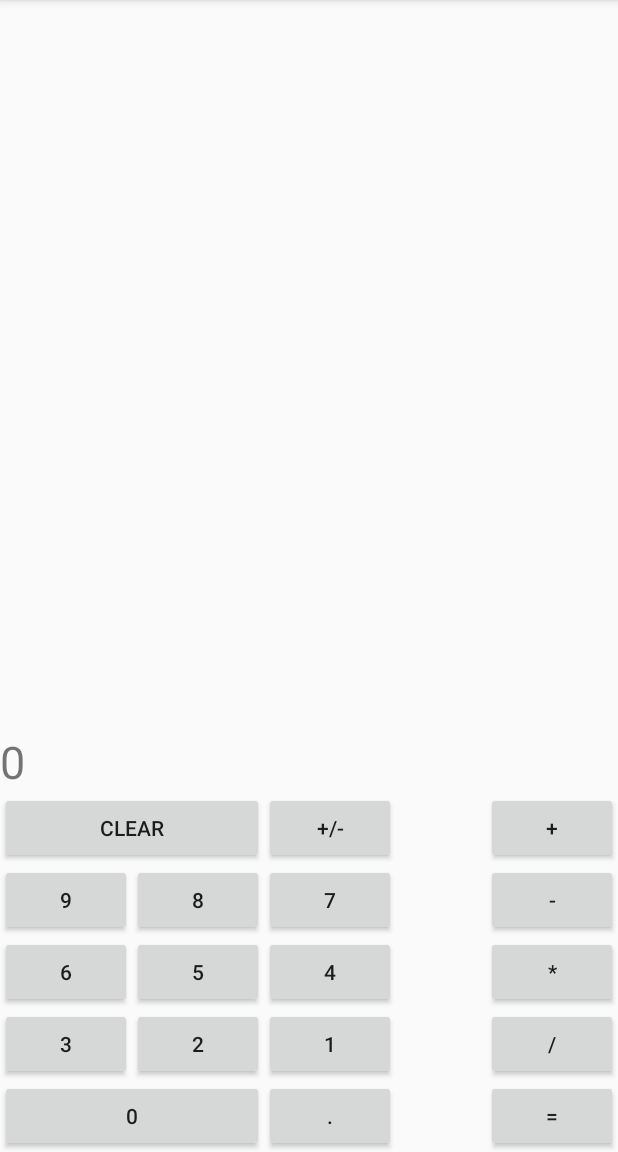
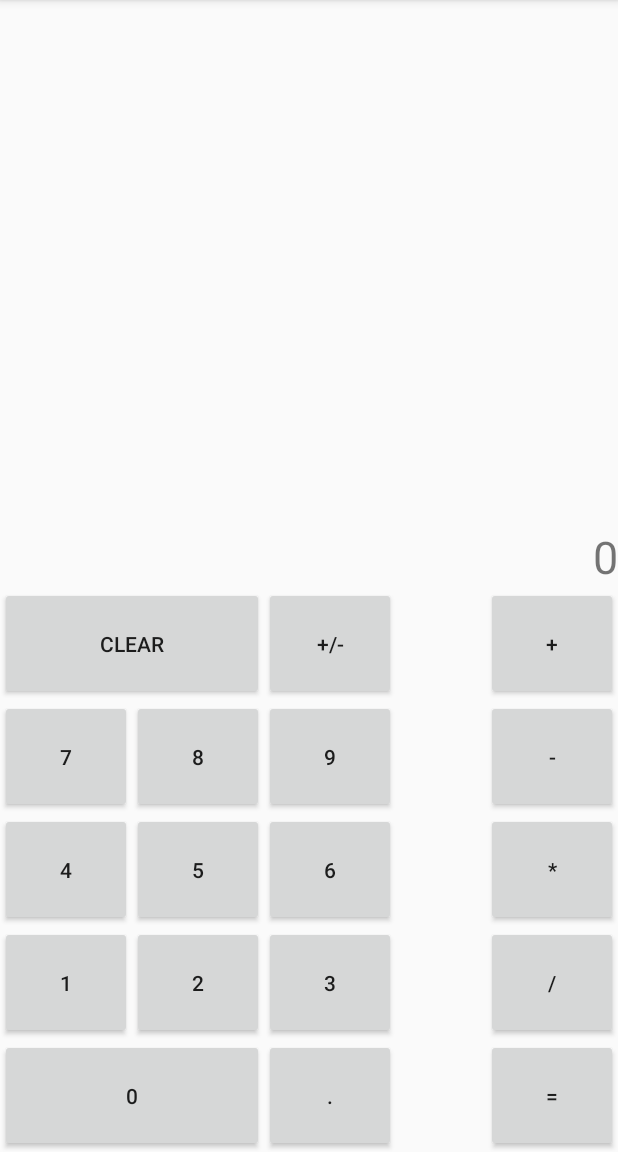
Before and after one commit to vincentcote87/simpleAndroidCalc, an Android app: the screen it shows after launch (MainActivity), on a phone screen of 412 x 824 dp, the part 84-1236 px from its top. Run offline under Robolectric (Android 15) with nearby library versions, the phone set to English and light mode, and no system bars.

Commit message:
Alligned my keypad properly, right justify text

```diff
--- a/MyApplication/app/src/main/res/layout/activity_main.xml
+++ b/MyApplication/app/src/main/res/layout/activity_main.xml
@@ -11,176 +11,176 @@
     <Button
         android:id="@+id/btn9"
         android:layout_width="wrap_content"
-        android:layout_height="wrap_content"
+        android:layout_height="75dp"
         android:text="9"
         android:layout_above="@+id/btn6"
+        android:layout_toRightOf="@+id/btn8"
+        android:layout_toEndOf="@+id/btn8" />
+
+    <Button
+        android:id="@+id/btn8"
+        android:layout_width="wrap_content"
+        android:layout_height="75dp"
+        android:text="8"
+        android:layout_toRightOf="@+id/btn7"
+        android:layout_toEndOf="@+id/btn7"
+        android:layout_below="@+id/btnClr" />
+
+    <Button
+        android:id="@+id/btn7"
+        android:layout_width="wrap_content"
+        android:layout_height="75dp"
+        android:text="7"
+        android:layout_above="@+id/btn5"
         android:layout_alignParentLeft="true"
         android:layout_alignParentStart="true" />
 
     <Button
-        android:id="@+id/btn8"
+        android:id="@+id/btn6"
         android:layout_width="wrap_content"
-        android:layout_height="wrap_content"
-        android:layout_alignBottom="@+id/btn9"
-        android:layout_toEndOf="@+id/btn9"
-        android:layout_toRightOf="@+id/btn9"
-        android:text="8" />
+        android:layout_height="75dp"
+        android:text="6"
+        android:layout_above="@+id/btn3"
+        android:layout_toRightOf="@+id/btn5"
+        android:layout_toEndOf="@+id/btn5" />
 
     <Button
-        android:id="@+id/btn7"
+        android:id="@+id/btn5"
         android:layout_width="wrap_content"
-        android:layout_height="wrap_content"
-        android:layout_alignBottom="@+id/btn8"
-        android:layout_toEndOf="@+id/btn8"
-        android:layout_toRightOf="@+id/btn8"
-        android:text="7" />
+        android:layout_height="75dp"
+        android:text="5"
+        android:layout_above="@+id/btn3"
+        android:layout_toRightOf="@+id/btn4"
+        android:layout_toEndOf="@+id/btn4" />
 
     <Button
-        android:id="@+id/btn6"
+        android:id="@+id/btn4"
         android:layout_width="wrap_content"
-        android:layout_height="wrap_content"
-        android:text="6"
-        android:layout_above="@+id/btn3"
+        android:layout_height="75dp"
+        android:text="4"
+        android:layout_above="@+id/btn1"
         android:layout_alignParentLeft="true"
         android:layout_alignParentStart="true" />
 
     <Button
-        android:id="@+id/btn5"
-        android:layout_width="wrap_content"
-        android:layout_height="wrap_content"
-        android:layout_alignBottom="@+id/btn6"
-        android:layout_toEndOf="@+id/btn6"
-        android:layout_toRightOf="@+id/btn6"
-        android:text="5" />
-
-    <Button
-        android:id="@+id/btn4"
-        android:layout_width="wrap_content"
-        android:layout_height="wrap_content"
-        android:layout_alignBottom="@+id/btn5"
-        android:layout_toEndOf="@+id/btn5"
-        android:layout_toRightOf="@+id/btn5"
-        android:text="4" />
-
-    <Button
         android:id="@+id/btn3"
         android:layout_width="wrap_content"
-        android:layout_height="wrap_content"
+        android:layout_height="75dp"
         android:text="3"
-        android:layout_above="@+id/btn0"
-        android:layout_alignParentLeft="true"
-        android:layout_alignParentStart="true" />
+        android:layout_above="@+id/btnDecimal"
+        android:layout_toRightOf="@+id/btn2"
+        android:layout_toEndOf="@+id/btn2" />
 
     <Button
         android:id="@+id/btn2"
         android:layout_width="wrap_content"
-        android:layout_height="wrap_content"
-        android:layout_alignBottom="@+id/btn3"
-        android:layout_toEndOf="@+id/btn3"
-        android:layout_toRightOf="@+id/btn3"
-        android:text="2" />
+        android:layout_height="75dp"
+        android:text="2"
+        android:layout_above="@+id/btn0"
+        android:layout_toRightOf="@+id/btn1"
+        android:layout_toEndOf="@+id/btn1" />
 
     <Button
         android:id="@+id/btn1"
         android:layout_width="wrap_content"
-        android:layout_height="wrap_content"
-        android:layout_alignBaseline="@+id/btn2"
-        android:layout_alignBottom="@+id/btn2"
-        android:layout_toEndOf="@+id/btn2"
-        android:layout_toRightOf="@+id/btn2"
-        android:text="1" />
+        android:layout_height="75dp"
+        android:text="1"
+        android:layout_above="@+id/btn0"
+        android:layout_alignParentLeft="true"
+        android:layout_alignParentStart="true" />
+        <!--android:layout_alignBaseline="@+id/btn2"-->
 
     <Button
         android:id="@+id/btn0"
         android:layout_width="wrap_content"
-        android:layout_height="wrap_content"
+        android:layout_height="75dp"
         android:text="0"
         android:layout_alignParentBottom="true"
         android:layout_alignParentLeft="true"
         android:layout_alignParentStart="true"
-        android:layout_toLeftOf="@+id/btn1"
-        android:layout_toStartOf="@+id/btn1" />
+        android:layout_toLeftOf="@+id/btnDecimal"
+        android:layout_toStartOf="@+id/btnDecimal" />
 
     <Button
         android:id="@+id/btnDecimal"
         android:layout_width="wrap_content"
-        android:layout_height="wrap_content"
-        android:layout_alignBaseline="@+id/btn0"
-        android:layout_alignBottom="@+id/btn0"
-        android:layout_toEndOf="@+id/btn2"
+        android:layout_height="75dp"
+        android:text="."
+        android:layout_alignParentBottom="true"
         android:layout_toRightOf="@+id/btn2"
-        android:text="." />
+        android:layout_toEndOf="@+id/btn2" />
 
     <Button
         android:id="@+id/btnAdd"
         android:layout_width="wrap_content"
-        android:layout_height="wrap_content"
-        android:text="+"
-        android:layout_above="@+id/btnSub"
+        android:layout_height="75dp"
+        android:layout_alignParentEnd="true"
         android:layout_alignParentRight="true"
-        android:layout_alignParentEnd="true" />
+        android:layout_below="@+id/answer"
+        android:text="+" />
 
     <Button
         android:id="@+id/btnSub"
         android:layout_width="wrap_content"
-        android:layout_height="wrap_content"
-        android:text="-"
+        android:layout_height="75dp"
         android:layout_above="@+id/btnMult"
+        android:layout_alignParentEnd="true"
         android:layout_alignParentRight="true"
-        android:layout_alignParentEnd="true" />
+        android:text="-" />
 
     <Button
         android:id="@+id/btnMult"
         android:layout_width="wrap_content"
-        android:layout_height="wrap_content"
-        android:text="*"
+        android:layout_height="75dp"
         android:layout_above="@+id/btnDiv"
+        android:layout_alignParentEnd="true"
         android:layout_alignParentRight="true"
-        android:layout_alignParentEnd="true" />
+        android:text="*" />
 
     <Button
         android:id="@+id/btnDiv"
         android:layout_width="wrap_content"
-        android:layout_height="wrap_content"
-        android:text="/"
+        android:layout_height="75dp"
         android:layout_above="@+id/btnEqual"
+        android:layout_alignParentEnd="true"
         android:layout_alignParentRight="true"
-        android:layout_alignParentEnd="true" />
+        android:text="/" />
 
     <Button
         android:id="@+id/btnClr"
         android:layout_width="wrap_content"
-        android:layout_height="wrap_content"
-        android:layout_above="@+id/btn8"
+        android:layout_height="75dp"
+        android:text="Clear"
+        android:layout_above="@+id/btn7"
         android:layout_alignParentLeft="true"
         android:layout_alignParentStart="true"
-        android:layout_toLeftOf="@+id/btn7"
-        android:layout_toStartOf="@+id/btn7"
-        android:text="Clear" />
+        android:layout_toLeftOf="@+id/btn9"
+        android:layout_toStartOf="@+id/btn9" />
 
     <Button
         android:id="@+id/btnSign"
         android:layout_width="wrap_content"
-        android:layout_height="wrap_content"
-        android:layout_above="@+id/btn8"
-        android:layout_toEndOf="@+id/btn8"
+        android:layout_height="75dp"
+        android:text="+/-"
+        android:layout_below="@+id/answer"
         android:layout_toRightOf="@+id/btn8"
-        android:text="+/-" />
+        android:layout_toEndOf="@+id/btn8" />
 
     <Button
         android:id="@+id/btnEqual"
         android:layout_width="wrap_content"
-        android:layout_height="wrap_content"
-        android:text="="
+        android:layout_height="75dp"
         android:layout_alignParentBottom="true"
+        android:layout_alignParentEnd="true"
         android:layout_alignParentRight="true"
-        android:layout_alignParentEnd="true" />
+        android:text="=" />
 
     <TextView
         android:id="@+id/inputText"
         android:layout_width="match_parent"
         android:layout_height="wrap_content"
         android:textSize="30sp"
+        android:gravity="right"
         android:layout_alignParentTop="true"
         android:layout_alignParentLeft="true"
         android:layout_alignParentStart="true" />
@@ -190,6 +190,7 @@
         android:layout_width="match_parent"
         android:layout_height="wrap_content"
         android:textSize="30sp"
+        android:gravity="right"
         android:text="0"
         android:layout_above="@+id/btnClr"
         android:layout_alignParentRight="true"
@@ -201,6 +202,7 @@
         android:layout_width="match_parent"
         android:layout_height="wrap_content"
         android:textSize="30sp"
+        android:gravity="right"
         android:layout_below="@+id/inputText"
         android:layout_alignParentLeft="true"
         android:layout_alignParentStart="true"
```
Also changed, not shown: 1 other file.
